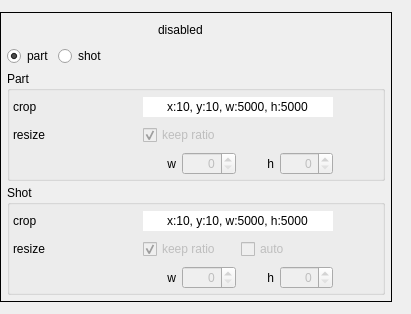
The window that tools/video_editor/ui/ui_widget_geometry.ui (JepEtau/mco) describes before a commit, drawn with Qt 5.
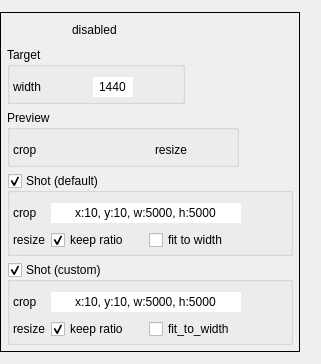
The same window after the commit. Icons and pictures are not drawn.

Diff of the .ui file:
```diff
--- a/tools/video_editor/ui/ui_widget_geometry.ui
+++ b/tools/video_editor/ui/ui_widget_geometry.ui
@@ -6,8 +6,8 @@
    <rect>
     <x>0</x>
     <y>0</y>
-    <width>411</width>
-    <height>314</height>
+    <width>321</width>
+    <height>364</height>
    </rect>
   </property>
   <property name="sizePolicy">
@@ -48,7 +48,7 @@
      </property>
      <layout class="QVBoxLayout" name="verticalLayout_2">
       <property name="spacing">
-       <number>4</number>
+       <number>6</number>
       </property>
       <property name="leftMargin">
        <number>6</number>
@@ -91,59 +91,6 @@
           </property>
          </widget>
         </item>
-        <item>
-         <widget class="QPushButton" name="pushButton_save">
-          <property name="sizePolicy">
-           <sizepolicy hsizetype="Maximum" vsizetype="Maximum">
-            <horstretch>0</horstretch>
-            <verstretch>0</verstretch>
-           </sizepolicy>
-          </property>
-          <property name="text">
-           <string/>
-          </property>
-          <property name="icon">
-           <iconset>
-            <normaloff>icons/purple/save.svg</normaloff>icons/purple/save.svg</iconset>
-          </property>
-          <property name="checkable">
-           <bool>false</bool>
-          </property>
-          <property name="autoDefault">
-           <bool>false</bool>
-          </property>
-          <property name="flat">
-           <bool>true</bool>
-          </property>
-         </widget>
-        </item>
-        <item>
-         <widget class="QPushButton" name="pushButton_discard">
-          <property name="sizePolicy">
-           <sizepolicy hsizetype="Maximum" vsizetype="Maximum">
-            <horstretch>0</horstretch>
-            <verstretch>0</verstretch>
-           </sizepolicy>
-          </property>
-          <property name="text">
-           <string/>
-          </property>
-          <property name="icon">
-           <iconset>
-            <normaloff>icons/grey/undo.svg</normaloff>
-            <normalon>icons/purple/undo.svg</normalon>icons/grey/undo.svg</iconset>
-          </property>
-          <property name="checkable">
-           <bool>false</bool>
-          </property>
-          <property name="autoDefault">
-           <bool>false</bool>
-          </property>
-          <property name="flat">
-           <bool>true</bool>
-          </property>
-         </widget>
-        </item>
         <item>
          <spacer name="horizontalSpacer_2">
           <property name="orientation">
@@ -180,6 +127,65 @@
           </property>
          </spacer>
         </item>
+        <item>
+         <widget class="QPushButton" name="pushButton_discard">
+          <property name="sizePolicy">
+           <sizepolicy hsizetype="Maximum" vsizetype="Maximum">
+            <horstretch>0</horstretch>
+            <verstretch>0</verstretch>
+           </sizepolicy>
+          </property>
+          <property name="focusPolicy">
+           <enum>Qt::NoFocus</enum>
+          </property>
+          <property name="text">
+           <string/>
+          </property>
+          <property name="icon">
+           <iconset>
+            <normaloff>icons/grey/undo.svg</normaloff>
+            <normalon>icons/purple/undo.svg</normalon>icons/grey/undo.svg</iconset>
+          </property>
+          <property name="checkable">
+           <bool>false</bool>
+          </property>
+          <property name="autoDefault">
+           <bool>false</bool>
+          </property>
+          <property name="flat">
+           <bool>true</bool>
+          </property>
+         </widget>
+        </item>
+        <item>
+         <widget class="QPushButton" name="pushButton_save">
+          <property name="sizePolicy">
+           <sizepolicy hsizetype="Maximum" vsizetype="Maximum">
+            <horstretch>0</horstretch>
+            <verstretch>0</verstretch>
+           </sizepolicy>
+          </property>
+          <property name="focusPolicy">
+           <enum>Qt::NoFocus</enum>
+          </property>
+          <property name="text">
+           <string/>
+          </property>
+          <property name="icon">
+           <iconset>
+            <normaloff>icons/purple/save.svg</normaloff>icons/purple/save.svg</iconset>
+          </property>
+          <property name="checkable">
+           <bool>false</bool>
+          </property>
+          <property name="autoDefault">
+           <bool>false</bool>
+          </property>
+          <property name="flat">
+           <bool>true</bool>
+          </property>
+         </widget>
+        </item>
         <item>
          <widget class="QPushButton" name="pushButton_close">
           <property name="sizePolicy">
@@ -210,73 +216,15 @@
        </layout>
       </item>
       <item>
-       <layout class="QHBoxLayout" name="horizontalLayout_2">
-        <item>
-         <widget class="QRadioButton" name="radioButton_part">
-          <property name="text">
-           <string>part</string>
-          </property>
-          <property name="checked">
-           <bool>true</bool>
-          </property>
-         </widget>
-        </item>
-        <item>
-         <widget class="QRadioButton" name="radioButton_shot">
-          <property name="text">
-           <string>shot</string>
-          </property>
-         </widget>
-        </item>
-        <item>
-         <widget class="QPushButton" name="pushButton_remove_shot_geometry">
-          <property name="enabled">
-           <bool>false</bool>
-          </property>
-          <property name="sizePolicy">
-           <sizepolicy hsizetype="Maximum" vsizetype="Maximum">
-            <horstretch>0</horstretch>
-            <verstretch>0</verstretch>
-           </sizepolicy>
-          </property>
-          <property name="icon">
-           <iconset>
-            <normaloff>icons/purple/x-square.svg</normaloff>
-            <normalon>icons/purple/x-square.svg</normalon>icons/purple/x-square.svg</iconset>
-          </property>
-          <property name="checkable">
-           <bool>false</bool>
-          </property>
-          <property name="flat">
-           <bool>true</bool>
-          </property>
-         </widget>
-        </item>
-        <item>
-         <spacer name="horizontalSpacer_3">
-          <property name="orientation">
-           <enum>Qt::Horizontal</enum>
-          </property>
-          <property name="sizeHint" stdset="0">
-           <size>
-            <width>40</width>
-            <height>20</height>
-           </size>
-          </property>
-         </spacer>
-        </item>
-       </layout>
-      </item>
-      <item>
-       <widget class="QGroupBox" name="groupBox_part_geometry">
+       <widget class="QGroupBox" name="groupBox_target_geometry">
         <property name="sizePolicy">
-         <sizepolicy hsizetype="Maximum" vsizetype="Preferred">
+         <sizepolicy hsizetype="Maximum" vsizetype="Maximum">
           <horstretch>0</horstretch>
           <verstretch>0</verstretch>
          </sizepolicy>
         </property>
         <property name="title">
-         <string>Part</string>
+         <string>Target</string>
         </property>
         <property name="checkable">
          <bool>false</bool>
@@ -289,7 +237,7 @@
           <number>3</number>
          </property>
          <property name="topMargin">
-          <number>5</number>
+          <number>9</number>
          </property>
          <property name="rightMargin">
           <number>3</number>
@@ -297,206 +245,36 @@
          <property name="bottomMargin">
           <number>3</number>
          </property>
-         <item row="2" column="3">
-          <layout class="QHBoxLayout" name="horizontalLayout_5">
-           <item>
-            <widget class="QLabel" name="label_15">
-             <property name="text">
-              <string>w</string>
-             </property>
-             <property name="alignment">
-              <set>Qt::AlignRight|Qt::AlignTrailing|Qt::AlignVCenter</set>
-             </property>
-            </widget>
-           </item>
-           <item>
-            <widget class="QSpinBox" name="spinBox_part_width">
-             <property name="enabled">
-              <bool>false</bool>
-             </property>
-             <property name="sizePolicy">
-              <sizepolicy hsizetype="Minimum" vsizetype="Fixed">
-               <horstretch>0</horstretch>
-               <verstretch>0</verstretch>
-              </sizepolicy>
-             </property>
-             <property name="alignment">
-              <set>Qt::AlignRight|Qt::AlignTrailing|Qt::AlignVCenter</set>
-             </property>
-             <property name="minimum">
-              <number>0</number>
-             </property>
-             <property name="maximum">
-              <number>1920</number>
-             </property>
-             <property name="singleStep">
-              <number>1</number>
-             </property>
-             <property name="value">
-              <number>0</number>
-             </property>
-            </widget>
-           </item>
-           <item>
-            <widget class="QLabel" name="label_16">
-             <property name="text">
-              <string>h</string>
-             </property>
-             <property name="alignment">
-              <set>Qt::AlignRight|Qt::AlignTrailing|Qt::AlignVCenter</set>
-             </property>
-            </widget>
-           </item>
-           <item>
-            <widget class="QSpinBox" name="spinBox_part_height">
-             <property name="enabled">
-              <bool>false</bool>
-             </property>
-             <property name="sizePolicy">
-              <sizepolicy hsizetype="Minimum" vsizetype="Fixed">
-               <horstretch>0</horstretch>
-               <verstretch>0</verstretch>
-              </sizepolicy>
-             </property>
-             <property name="alignment">
-              <set>Qt::AlignRight|Qt::AlignTrailing|Qt::AlignVCenter</set>
-             </property>
-             <property name="minimum">
-              <number>0</number>
-             </property>
-             <property name="maximum">
-              <number>1152</number>
-             </property>
-             <property name="singleStep">
-              <number>1</number>
-             </property>
-             <property name="value">
-              <number>0</number>
-             </property>
-            </widget>
-           </item>
-          </layout>
-         </item>
-         <item row="0" column="1">
-          <widget class="QPushButton" name="pushButton_part_crop_edition">
-           <property name="text">
-            <string/>
-           </property>
-           <property name="icon">
-            <iconset>
-             <normaloff>icons/grey/crop.svg</normaloff>
-             <normalon>icons/blue/crop.svg</normalon>icons/grey/crop.svg</iconset>
-           </property>
-           <property name="checkable">
-            <bool>true</bool>
-           </property>
-           <property name="autoDefault">
-            <bool>false</bool>
-           </property>
-           <property name="flat">
-            <bool>true</bool>
-           </property>
-          </widget>
-         </item>
-         <item row="1" column="0">
-          <widget class="QLabel" name="label_14">
-           <property name="lineWidth">
-            <number>0</number>
-           </property>
-           <property name="text">
-            <string>resize</string>
-           </property>
-          </widget>
-         </item>
-         <item row="1" column="2">
-          <widget class="QPushButton" name="pushButton_part_resize_preview">
-           <property name="text">
-            <string/>
-           </property>
-           <property name="icon">
-            <iconset>
-             <normaloff>icons/grey/eye.svg</normaloff>
-             <normalon>icons/blue/eye.svg</normalon>icons/grey/eye.svg</iconset>
-           </property>
-           <property name="checkable">
-            <bool>true</bool>
-           </property>
-           <property name="flat">
-            <bool>true</bool>
-           </property>
-          </widget>
-         </item>
-         <item row="0" column="4">
-          <widget class="QPushButton" name="pushButton_undo">
+         <item row="0" column="3">
+          <widget class="QLineEdit" name="lineEdit_target_width">
            <property name="sizePolicy">
-            <sizepolicy hsizetype="Maximum" vsizetype="Fixed">
+            <sizepolicy hsizetype="Fixed" vsizetype="Fixed">
              <horstretch>0</horstretch>
              <verstretch>0</verstretch>
             </sizepolicy>
            </property>
-           <property name="text">
-            <string extracomment="Undo (Ctrl-Z)"/>
+           <property name="minimumSize">
+            <size>
+             <width>40</width>
+             <height>0</height>
+            </size>
            </property>
-           <property name="icon">
-            <iconset>
-             <normaloff>icons/grey/undo.svg</normaloff>
-             <normalon>icons/purple/undo.svg</normalon>icons/grey/undo.svg</iconset>
+           <property name="maximumSize">
+            <size>
+             <width>40</width>
+             <height>16777215</height>
+            </size>
            </property>
-           <property name="flat">
-            <bool>true</bool>
-           </property>
-          </widget>
-         </item>
-         <item row="1" column="3">
-          <widget class="QCheckBox" name="checkBox_part_keep_ratio">
-           <property name="enabled">
-            <bool>false</bool>
-           </property>
            <property name="text">
-            <string>keep ratio</string>
+            <string>1440</string>
            </property>
-           <property name="checked">
-            <bool>true</bool>
-           </property>
-          </widget>
-         </item>
-         <item row="1" column="1">
-          <widget class="QPushButton" name="pushButton_part_resize_edition">
-           <property name="enabled">
+           <property name="frame">
             <bool>false</bool>
            </property>
-           <property name="text">
-            <string/>
+           <property name="alignment">
+            <set>Qt::AlignCenter</set>
            </property>
-           <property name="icon">
-            <iconset>
-             <normaloff>icons/blue/scaling.svg</normaloff>icons/blue/scaling.svg</iconset>
-           </property>
-           <property name="checkable">
-            <bool>true</bool>
-           </property>
-           <property name="autoDefault">
-            <bool>false</bool>
-           </property>
-           <property name="flat">
-            <bool>true</bool>
-           </property>
-          </widget>
-         </item>
-         <item row="0" column="2">
-          <widget class="QPushButton" name="pushButton_part_crop_preview">
-           <property name="text">
-            <string/>
-           </property>
-           <property name="icon">
-            <iconset>
-             <normaloff>icons/grey/eye.svg</normaloff>
-             <normalon>icons/blue/eye.svg</normalon>icons/grey/eye.svg</iconset>
-           </property>
-           <property name="checkable">
-            <bool>true</bool>
-           </property>
-           <property name="flat">
+           <property name="readOnly">
             <bool>true</bool>
            </property>
           </widget>
@@ -507,12 +285,279 @@
             <number>0</number>
            </property>
            <property name="text">
-            <string>crop</string>
+            <string>width</string>
+           </property>
+          </widget>
+         </item>
+         <item row="0" column="4">
+          <widget class="QPushButton" name="pushButton_target_discard">
+           <property name="sizePolicy">
+            <sizepolicy hsizetype="Maximum" vsizetype="Fixed">
+             <horstretch>0</horstretch>
+             <verstretch>0</verstretch>
+            </sizepolicy>
+           </property>
+           <property name="focusPolicy">
+            <enum>Qt::NoFocus</enum>
+           </property>
+           <property name="text">
+            <string extracomment="Undo (Ctrl-Z)"/>
+           </property>
+           <property name="icon">
+            <iconset>
+             <normaloff>icons/purple/undo.svg</normaloff>
+             <normalon>icons/purple/undo.svg</normalon>icons/purple/undo.svg</iconset>
+           </property>
+           <property name="flat">
+            <bool>true</bool>
+           </property>
+          </widget>
+         </item>
+         <item row="0" column="1">
+          <widget class="QPushButton" name="pushButton_target_width_edition">
+           <property name="focusPolicy">
+            <enum>Qt::NoFocus</enum>
+           </property>
+           <property name="text">
+            <string/>
+           </property>
+           <property name="icon">
+            <iconset>
+             <normaloff>icons/grey/box-select.svg</normaloff>
+             <normalon>icons/blue/box-select.svg</normalon>
+             <disabledoff>icons/grey/box-select.svg</disabledoff>
+             <disabledon>icons/grey/box-select.svg</disabledon>icons/grey/box-select.svg</iconset>
+           </property>
+           <property name="checkable">
+            <bool>true</bool>
+           </property>
+           <property name="flat">
+            <bool>true</bool>
+           </property>
+          </widget>
+         </item>
+        </layout>
+       </widget>
+      </item>
+      <item>
+       <widget class="QGroupBox" name="groupBox_shot_default_geometry_2">
+        <property name="enabled">
+         <bool>true</bool>
+        </property>
+        <property name="sizePolicy">
+         <sizepolicy hsizetype="Maximum" vsizetype="Preferred">
+          <horstretch>0</horstretch>
+          <verstretch>0</verstretch>
+         </sizepolicy>
+        </property>
+        <property name="title">
+         <string>Preview</string>
+        </property>
+        <property name="checkable">
+         <bool>false</bool>
+        </property>
+        <property name="checked">
+         <bool>false</bool>
+        </property>
+        <layout class="QGridLayout" name="gridLayout_4">
+         <property name="leftMargin">
+          <number>3</number>
+         </property>
+         <property name="topMargin">
+          <number>9</number>
+         </property>
+         <property name="rightMargin">
+          <number>3</number>
+         </property>
+         <property name="bottomMargin">
+          <number>3</number>
+         </property>
+         <item row="0" column="2">
+          <widget class="QPushButton" name="pushButton_shot_crop_preview">
+           <property name="focusPolicy">
+            <enum>Qt::NoFocus</enum>
+           </property>
+           <property name="text">
+            <string/>
+           </property>
+           <property name="icon">
+            <iconset>
+             <normaloff>icons/grey/eye.svg</normaloff>
+             <normalon>icons/blue/eye.svg</normalon>icons/grey/eye.svg</iconset>
+           </property>
+           <property name="checkable">
+            <bool>true</bool>
+           </property>
+           <property name="flat">
+            <bool>true</bool>
            </property>
           </widget>
          </item>
          <item row="0" column="3">
-          <widget class="QLineEdit" name="lineEdit_part_crop_rectangle">
+          <spacer name="horizontalSpacer_3">
+           <property name="orientation">
+            <enum>Qt::Horizontal</enum>
+           </property>
+           <property name="sizeType">
+            <enum>QSizePolicy::Fixed</enum>
+           </property>
+           <property name="sizeHint" stdset="0">
+            <size>
+             <width>20</width>
+             <height>10</height>
+            </size>
+           </property>
+          </spacer>
+         </item>
+         <item row="0" column="5">
+          <widget class="QPushButton" name="pushButton_shot_resize_preview">
+           <property name="focusPolicy">
+            <enum>Qt::NoFocus</enum>
+           </property>
+           <property name="text">
+            <string/>
+           </property>
+           <property name="icon">
+            <iconset>
+             <normaloff>icons/grey/eye.svg</normaloff>
+             <normalon>icons/blue/eye.svg</normalon>icons/grey/eye.svg</iconset>
+           </property>
+           <property name="checkable">
+            <bool>true</bool>
+           </property>
+           <property name="flat">
+            <bool>true</bool>
+           </property>
+          </widget>
+         </item>
+         <item row="0" column="4">
+          <widget class="QLabel" name="label_21">
+           <property name="lineWidth">
+            <number>0</number>
+           </property>
+           <property name="text">
+            <string>resize</string>
+           </property>
+          </widget>
+         </item>
+         <item row="0" column="0">
+          <widget class="QLabel" name="label_12">
+           <property name="lineWidth">
+            <number>0</number>
+           </property>
+           <property name="text">
+            <string>crop</string>
+           </property>
+          </widget>
+         </item>
+         <item row="0" column="1">
+          <widget class="QPushButton" name="pushButton_shot_crop_edition">
+           <property name="focusPolicy">
+            <enum>Qt::NoFocus</enum>
+           </property>
+           <property name="text">
+            <string/>
+           </property>
+           <property name="icon">
+            <iconset>
+             <normaloff>icons/grey/crop.svg</normaloff>
+             <normalon>icons/blue/crop.svg</normalon>icons/grey/crop.svg</iconset>
+           </property>
+           <property name="checkable">
+            <bool>true</bool>
+           </property>
+           <property name="autoDefault">
+            <bool>false</bool>
+           </property>
+           <property name="flat">
+            <bool>true</bool>
+           </property>
+          </widget>
+         </item>
+        </layout>
+       </widget>
+      </item>
+      <item>
+       <widget class="QGroupBox" name="groupBox_default_shot_geometry">
+        <property name="enabled">
+         <bool>true</bool>
+        </property>
+        <property name="sizePolicy">
+         <sizepolicy hsizetype="Maximum" vsizetype="Preferred">
+          <horstretch>0</horstretch>
+          <verstretch>0</verstretch>
+         </sizepolicy>
+        </property>
+        <property name="focusPolicy">
+         <enum>Qt::NoFocus</enum>
+        </property>
+        <property name="title">
+         <string>Shot (default)</string>
+        </property>
+        <property name="checkable">
+         <bool>true</bool>
+        </property>
+        <property name="checked">
+         <bool>true</bool>
+        </property>
+        <layout class="QGridLayout" name="gridLayout_3">
+         <property name="leftMargin">
+          <number>3</number>
+         </property>
+         <property name="topMargin">
+          <number>9</number>
+         </property>
+         <property name="rightMargin">
+          <number>3</number>
+         </property>
+         <property name="bottomMargin">
+          <number>3</number>
+         </property>
+         <item row="1" column="1">
+          <layout class="QHBoxLayout" name="horizontalLayout_4">
+           <item>
+            <widget class="QCheckBox" name="checkBox_default_shot_keep_ratio">
+             <property name="enabled">
+              <bool>true</bool>
+             </property>
+             <property name="focusPolicy">
+              <enum>Qt::NoFocus</enum>
+             </property>
+             <property name="text">
+              <string>keep ratio</string>
+             </property>
+             <property name="checked">
+              <bool>true</bool>
+             </property>
+            </widget>
+           </item>
+           <item>
+            <widget class="QCheckBox" name="checkBox_default_shot_fit_to_width">
+             <property name="enabled">
+              <bool>true</bool>
+             </property>
+             <property name="focusPolicy">
+              <enum>Qt::NoFocus</enum>
+             </property>
+             <property name="text">
+              <string>fit to width</string>
+             </property>
+            </widget>
+           </item>
+          </layout>
+         </item>
+         <item row="1" column="0">
+          <widget class="QLabel" name="label_20">
+           <property name="lineWidth">
+            <number>0</number>
+           </property>
+           <property name="text">
+            <string>resize</string>
+           </property>
+          </widget>
+         </item>
+         <item row="0" column="1">
+          <widget class="QLineEdit" name="lineEdit_default_shot_crop_rectangle">
            <property name="sizePolicy">
             <sizepolicy hsizetype="Fixed" vsizetype="Fixed">
              <horstretch>0</horstretch>
@@ -545,6 +590,40 @@
            </property>
           </widget>
          </item>
+         <item row="0" column="2">
+          <widget class="QPushButton" name="pushButton_default_shot_discard">
+           <property name="sizePolicy">
+            <sizepolicy hsizetype="Maximum" vsizetype="Fixed">
+             <horstretch>0</horstretch>
+             <verstretch>0</verstretch>
+            </sizepolicy>
+           </property>
+           <property name="focusPolicy">
+            <enum>Qt::NoFocus</enum>
+           </property>
+           <property name="text">
+            <string extracomment="Undo (Ctrl-Z)"/>
+           </property>
+           <property name="icon">
+            <iconset>
+             <normaloff>icons/grey/undo.svg</normaloff>
+             <normalon>icons/purple/undo.svg</normalon>icons/grey/undo.svg</iconset>
+           </property>
+           <property name="flat">
+            <bool>true</bool>
+           </property>
+          </widget>
+         </item>
+         <item row="0" column="0">
+          <widget class="QLabel" name="label_11">
+           <property name="lineWidth">
+            <number>0</number>
+           </property>
+           <property name="text">
+            <string>crop</string>
+           </property>
+          </widget>
+         </item>
         </layout>
        </widget>
       </item>
@@ -557,20 +636,20 @@
          </sizepolicy>
         </property>
         <property name="title">
-         <string>Shot</string>
+         <string>Shot (custom)</string>
         </property>
         <property name="checkable">
-         <bool>false</bool>
+         <bool>true</bool>
         </property>
         <property name="checked">
-         <bool>false</bool>
+         <bool>true</bool>
         </property>
         <layout class="QGridLayout" name="gridLayout_2">
          <property name="leftMargin">
           <number>3</number>
          </property>
          <property name="topMargin">
-          <number>5</number>
+          <number>9</number>
          </property>
          <property name="rightMargin">
           <number>3</number>
@@ -578,247 +657,15 @@
          <property name="bottomMargin">
           <number>3</number>
          </property>
-         <item row="2" column="3">
-          <layout class="QHBoxLayout" name="horizontalLayout_6">
-           <item>
-            <widget class="QLabel" name="label_17">
-             <property name="text">
-              <string>w</string>
-             </property>
-             <property name="alignment">
-              <set>Qt::AlignRight|Qt::AlignTrailing|Qt::AlignVCenter</set>
-             </property>
-            </widget>
-           </item>
-           <item>
-            <widget class="QSpinBox" name="spinBox_shot_width">
-             <property name="enabled">
-              <bool>false</bool>
-             </property>
-             <property name="sizePolicy">
-              <sizepolicy hsizetype="Minimum" vsizetype="Fixed">
-               <horstretch>0</horstretch>
-               <verstretch>0</verstretch>
-              </sizepolicy>
-             </property>
-             <property name="alignment">
-              <set>Qt::AlignRight|Qt::AlignTrailing|Qt::AlignVCenter</set>
-             </property>
-             <property name="minimum">
-              <number>0</number>
-             </property>
-             <property name="maximum">
-              <number>1920</number>
-             </property>
-             <property name="singleStep">
-              <number>1</number>
-             </property>
-             <property name="value">
-              <number>0</number>
-             </property>
-            </widget>
-           </item>
-           <item>
-            <widget class="QLabel" name="label_18">
-             <property name="text">
-              <string>h</string>
-             </property>
-             <property name="alignment">
-              <set>Qt::AlignRight|Qt::AlignTrailing|Qt::AlignVCenter</set>
-             </property>
-            </widget>
-           </item>
-           <item>
-            <widget class="QSpinBox" name="spinBox_shot_height">
-             <property name="enabled">
-              <bool>false</bool>
-             </property>
-             <property name="sizePolicy">
-              <sizepolicy hsizetype="Minimum" vsizetype="Fixed">
-               <horstretch>0</horstretch>
-               <verstretch>0</verstretch>
-              </sizepolicy>
-             </property>
-             <property name="alignment">
-              <set>Qt::AlignRight|Qt::AlignTrailing|Qt::AlignVCenter</set>
-             </property>
-             <property name="minimum">
-              <number>0</number>
-             </property>
-             <property name="maximum">
-              <number>1152</number>
-             </property>
-             <property name="singleStep">
-              <number>1</number>
-             </property>
-             <property name="value">
-              <number>0</number>
-             </property>
-            </widget>
-           </item>
-          </layout>
-         </item>
-         <item row="0" column="1">
-          <widget class="QPushButton" name="pushButton_shot_crop_edition">
-           <property name="text">
-            <string/>
-           </property>
-           <property name="icon">
-            <iconset>
-             <normaloff>icons/grey/crop.svg</normaloff>
-             <normalon>icons/blue/crop.svg</normalon>icons/grey/crop.svg</iconset>
-           </property>
-           <property name="checkable">
-            <bool>true</bool>
-           </property>
-           <property name="autoDefault">
-            <bool>false</bool>
-           </property>
-           <property name="flat">
-            <bool>true</bool>
-           </property>
-          </widget>
-         </item>
-         <item row="1" column="0">
-          <widget class="QLabel" name="label_19">
-           <property name="lineWidth">
-            <number>0</number>
-           </property>
-           <property name="text">
-            <string>resize</string>
-           </property>
-          </widget>
-         </item>
-         <item row="1" column="2">
-          <widget class="QPushButton" name="pushButton_shot_resize_preview">
-           <property name="text">
-            <string/>
-           </property>
-           <property name="icon">
-            <iconset>
-             <normaloff>icons/grey/eye.svg</normaloff>
-             <normalon>icons/blue/eye.svg</normalon>icons/grey/eye.svg</iconset>
-           </property>
-           <property name="checkable">
-            <bool>true</bool>
-           </property>
-           <property name="flat">
-            <bool>true</bool>
-           </property>
-          </widget>
-         </item>
-         <item row="0" column="4">
-          <widget class="QPushButton" name="pushButton_shot_discard">
-           <property name="sizePolicy">
-            <sizepolicy hsizetype="Maximum" vsizetype="Fixed">
-             <horstretch>0</horstretch>
-             <verstretch>0</verstretch>
-            </sizepolicy>
-           </property>
-           <property name="text">
-            <string extracomment="Undo (Ctrl-Z)"/>
-           </property>
-           <property name="icon">
-            <iconset>
-             <normaloff>icons/grey/undo.svg</normaloff>
-             <normalon>icons/purple/undo.svg</normalon>icons/grey/undo.svg</iconset>
-           </property>
-           <property name="flat">
-            <bool>true</bool>
-           </property>
-          </widget>
-         </item>
          <item row="1" column="1">
-          <widget class="QPushButton" name="pushButton_shot_resize_edition">
-           <property name="enabled">
-            <bool>false</bool>
-           </property>
-           <property name="text">
-            <string/>
-           </property>
-           <property name="icon">
-            <iconset>
-             <normaloff>icons/blue/scaling.svg</normaloff>icons/blue/scaling.svg</iconset>
-           </property>
-           <property name="checkable">
-            <bool>true</bool>
-           </property>
-           <property name="autoDefault">
-            <bool>false</bool>
-           </property>
-           <property name="flat">
-            <bool>true</bool>
-           </property>
-          </widget>
-         </item>
-         <item row="0" column="2">
-          <widget class="QPushButton" name="pushButton_shot_crop_preview">
-           <property name="text">
-            <string/>
-           </property>
-           <property name="icon">
-            <iconset>
-             <normaloff>icons/grey/eye.svg</normaloff>
-             <normalon>icons/blue/eye.svg</normalon>icons/grey/eye.svg</iconset>
-           </property>
-           <property name="checkable">
-            <bool>true</bool>
-           </property>
-           <property name="flat">
-            <bool>true</bool>
-           </property>
-          </widget>
-         </item>
-         <item row="0" column="0">
-          <widget class="QLabel" name="label_10">
-           <property name="lineWidth">
-            <number>0</number>
-           </property>
-           <property name="text">
-            <string>crop</string>
-           </property>
-          </widget>
-         </item>
-         <item row="0" column="3">
-          <widget class="QLineEdit" name="lineEdit_shot_crop_rectangle">
-           <property name="sizePolicy">
-            <sizepolicy hsizetype="Fixed" vsizetype="Fixed">
-             <horstretch>0</horstretch>
-             <verstretch>0</verstretch>
-            </sizepolicy>
-           </property>
-           <property name="minimumSize">
-            <size>
-             <width>190</width>
-             <height>0</height>
-            </size>
-           </property>
-           <property name="maximumSize">
-            <size>
-             <width>190</width>
-             <height>16777215</height>
-            </size>
-           </property>
-           <property name="text">
-            <string>x:10, y:10, w:5000, h:5000</string>
-           </property>
-           <property name="frame">
-            <bool>false</bool>
-           </property>
-           <property name="alignment">
-            <set>Qt::AlignCenter</set>
-           </property>
-           <property name="readOnly">
-            <bool>true</bool>
-           </property>
-          </widget>
-         </item>
-         <item row="1" column="3">
           <layout class="QHBoxLayout" name="horizontalLayout_3">
            <item>
             <widget class="QCheckBox" name="checkBox_shot_keep_ratio">
              <property name="enabled">
-              <bool>false</bool>
+              <bool>true</bool>
+             </property>
+             <property name="focusPolicy">
+              <enum>Qt::NoFocus</enum>
              </property>
              <property name="text">
               <string>keep ratio</string>
@@ -831,15 +678,105 @@
            <item>
             <widget class="QCheckBox" name="checkBox_fit_to_part">
              <property name="enabled">
-              <bool>false</bool>
+              <bool>true</bool>
+             </property>
+             <property name="focusPolicy">
+              <enum>Qt::NoFocus</enum>
              </property>
              <property name="text">
-              <string>auto</string>
+              <string>fit_to_width</string>
              </property>
             </widget>
            </item>
           </layout>
          </item>
+         <item row="1" column="0">
+          <widget class="QLabel" name="label_19">
+           <property name="enabled">
+            <bool>true</bool>
+           </property>
+           <property name="lineWidth">
+            <number>0</number>
+           </property>
+           <property name="text">
+            <string>resize</string>
+           </property>
+          </widget>
+         </item>
+         <item row="0" column="1">
+          <widget class="QLineEdit" name="lineEdit_shot_crop_rectangle">
+           <property name="enabled">
+            <bool>true</bool>
+           </property>
+           <property name="sizePolicy">
+            <sizepolicy hsizetype="Fixed" vsizetype="Fixed">
+             <horstretch>0</horstretch>
+             <verstretch>0</verstretch>
+            </sizepolicy>
+           </property>
+           <property name="minimumSize">
+            <size>
+             <width>190</width>
+             <height>0</height>
+            </size>
+           </property>
+           <property name="maximumSize">
+            <size>
+             <width>190</width>
+             <height>16777215</height>
+            </size>
+           </property>
+           <property name="text">
+            <string>x:10, y:10, w:5000, h:5000</string>
+           </property>
+           <property name="frame">
+            <bool>false</bool>
+           </property>
+           <property name="alignment">
+            <set>Qt::AlignCenter</set>
+           </property>
+           <property name="readOnly">
+            <bool>true</bool>
+           </property>
+          </widget>
+         </item>
+         <item row="0" column="0">
+          <widget class="QLabel" name="label_10">
+           <property name="enabled">
+            <bool>true</bool>
+           </property>
+           <property name="lineWidth">
+            <number>0</number>
+           </property>
+           <property name="text">
+            <string>crop</string>
+           </property>
+          </widget>
+         </item>
+         <item row="0" column="2">
+          <widget class="QPushButton" name="pushButton_shot_discard">
+           <property name="sizePolicy">
+            <sizepolicy hsizetype="Maximum" vsizetype="Fixed">
+             <horstretch>0</horstretch>
+             <verstretch>0</verstretch>
+            </sizepolicy>
+           </property>
+           <property name="focusPolicy">
+            <enum>Qt::NoFocus</enum>
+           </property>
+           <property name="text">
+            <string extracomment="Undo (Ctrl-Z)"/>
+           </property>
+           <property name="icon">
+            <iconset>
+             <normaloff>icons/grey/undo.svg</normaloff>
+             <normalon>icons/purple/undo.svg</normalon>icons/grey/undo.svg</iconset>
+           </property>
+           <property name="flat">
+            <bool>true</bool>
+           </property>
+          </widget>
+         </item>
         </layout>
        </widget>
       </item>
```
Left out of the diff: 11 changed lines with no effect on the pictures.
